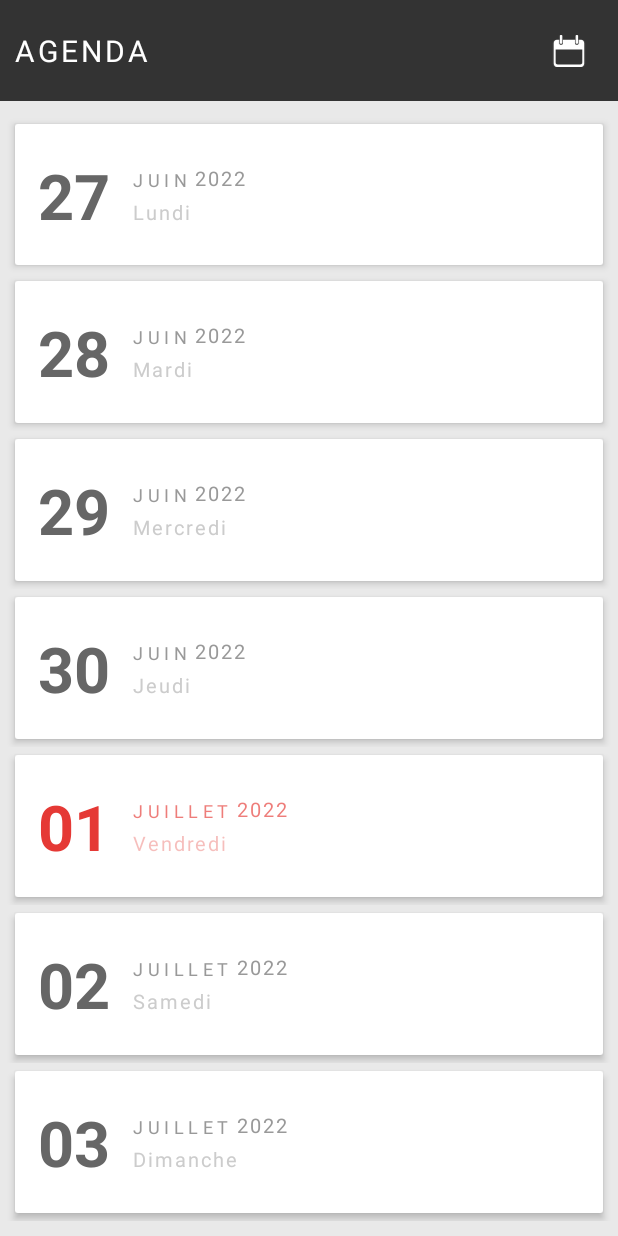
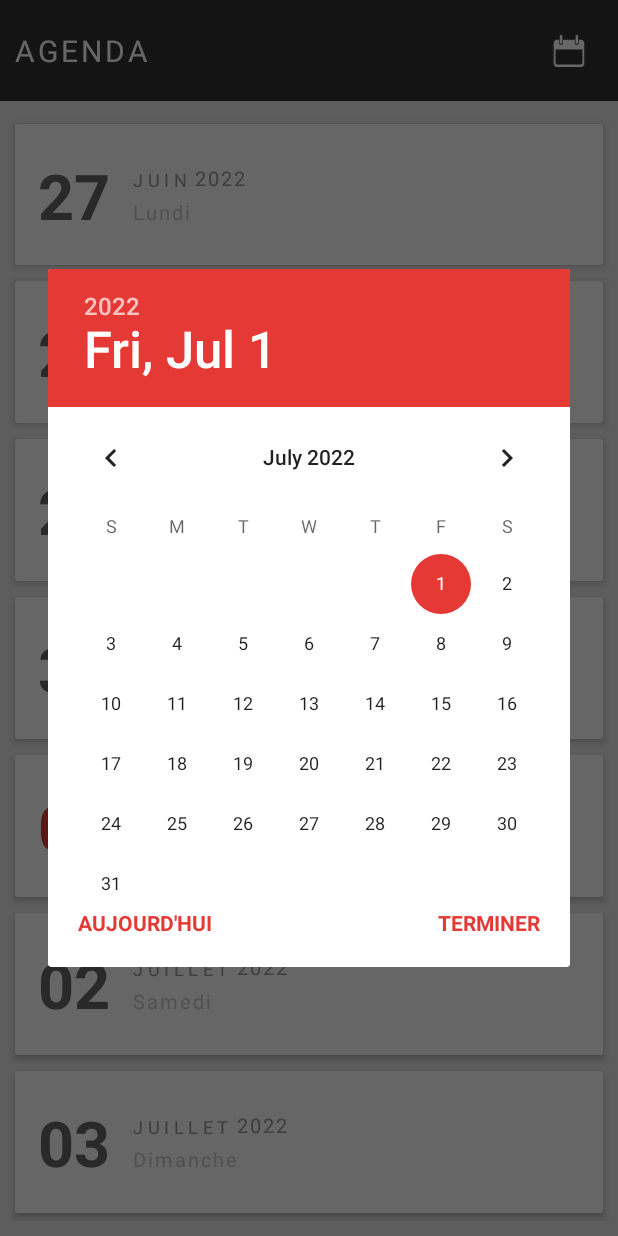
Before and after one commit to MaxenceSD/Agenda, an Android app: the screen it shows after launch (MainActivity), after a tap on an icon or button, on a phone screen of 412 x 824 dp. Run offline under Robolectric (Android 15) with nearby library versions, the phone set to English and light mode, and no system bars; libraries missing offline, so code that uses them is left out: com.j256.ormlite; Roboto replaces fonts that are not available here; 1 statement that could not run was skipped.

Commit message:
Mise en place fonctionnalité Dialog Calendrier

```diff
--- a/app/build.gradle
+++ b/app/build.gradle
@@ -7,7 +7,7 @@ android {
 
     defaultConfig {
         applicationId "com.smapps.agenda"
-        minSdk 24
+        minSdk 26
         targetSdk 32
         versionCode 1
         versionName "1.0"
--- a/app/src/main/java/com/smapps/agenda/activity/ListeNoteActivity.java
+++ b/app/src/main/java/com/smapps/agenda/activity/ListeNoteActivity.java
@@ -64,9 +64,9 @@ public class ListeNoteActivity extends AppCompatActivity {
         this.noteRecycler.setLayoutManager(new LinearLayoutManager(this));
         this.noteRecycler.setHasFixedSize(true);
 
-        this.boutonAjout.setOnClickListener((v) -> {
+        this.boutonAjout.setOnClickListener((view) -> {
             NoteDialog noteDialog = new NoteDialog(this, this.jour);
-            noteDialog.setCallBack(() -> {
+            noteDialog.setCallBack((v) -> {
                 this.jour.setNotes(this.noteService.getNoteByJourId(this.jour.getId()));
                 this.noteAdapter.setListeNotes((List<Note>) this.jour.getNotes());
             });
--- a/app/src/main/java/com/smapps/agenda/component/SemaineComponent.java
+++ b/app/src/main/java/com/smapps/agenda/component/SemaineComponent.java
@@ -1,26 +1,17 @@
 package com.smapps.agenda.component;
 
-import android.app.appsearch.GetSchemaResponse;
 import android.content.Context;
 import android.util.AttributeSet;
-import android.util.Log;
-import android.view.GestureDetector;
 import android.view.LayoutInflater;
 import android.view.MotionEvent;
-import android.view.View;
-import android.view.Window;
-import android.view.animation.AccelerateInterpolator;
-import android.view.animation.AlphaAnimation;
-import android.view.animation.Animation;
-import android.view.animation.AnimationSet;
-import android.view.animation.DecelerateInterpolator;
 
 import androidx.annotation.NonNull;
 import androidx.annotation.Nullable;
+import androidx.appcompat.app.AppCompatActivity;
 import androidx.constraintlayout.widget.ConstraintLayout;
-import androidx.core.view.GestureDetectorCompat;
 
 import com.smapps.agenda.R;
+import com.smapps.agenda.dialog.CalendrierDialog;
 import com.smapps.agenda.model.Jour;
 import com.smapps.agenda.service.JourService;
 import com.smapps.agenda.utils.GestureEventEnum;
@@ -36,13 +27,13 @@ import java.util.List;
 
 public class SemaineComponent extends ConstraintLayout {
 
+    private JourComponent[] semaine;
     private JourComponent selectedComponent;
+    private HeaderComponent headerTitre;
+    private HeaderComponent headerModification;
     private JourService jourService;
 
-    private HeaderComponent headerTitre;
-    private HeaderComponent headerModification;
-
-    private JourComponent[] semaine;
+    private Date jourSelected;
 
     public SemaineComponent(@NonNull Context context, @Nullable AttributeSet attrs) {
         super(context, attrs);
@@ -71,15 +62,23 @@ public class SemaineComponent extends ConstraintLayout {
         this.semaine[4] = findViewById(R.id.vendredi);
         this.semaine[5] = findViewById(R.id.samedi);
         this.semaine[6] = findViewById(R.id.dimanche);
-    }
 
-    public void setSemaine(List<Jour> semaine) {
-        for (int i = 0; i < this.semaine.length; i++) {
-            this.semaine[i].setJour(semaine.get(i));
-        }
+        this.headerTitre.setOnIconeClickListenenr((v) -> {
+            CalendrierDialog calendrierDialog = new CalendrierDialog(this.jourSelected);
+            calendrierDialog.setCallBack(cal -> {
+                if (cal.getTime().before(this.jourSelected)) {
+                    setSemaineAnimationDescendante(cal.getTime());
+                } else {
+                    setSemaineAnimationAscendante(cal.getTime());
+                }
+            });
+            calendrierDialog.show(((AppCompatActivity)context).getSupportFragmentManager(), "CALENDRIER_DIALOG");
+        });
     }
 
     public void setSemaineFromDate(Date date) {
+        this.jourSelected = date;
+
         Calendar calendar = Calendar.getInstance();
         calendar.setTime(date);
 
@@ -108,8 +107,10 @@ public class SemaineComponent extends ConstraintLayout {
         }
     }
 
-    public void setSemaineToPrevious(Date date) {
+    public void setSemaineAnimationDescendante(Date date) {
         this.unselectAll();
+
+        this.jourSelected = date;
 
         Calendar calendar = Calendar.getInstance();
         calendar.setTime(date);
@@ -139,8 +140,10 @@ public class SemaineComponent extends ConstraintLayout {
         }
     }
 
-    public void setSemaineToNext(Date date) {
+    public void setSemaineAnimationAscendante(Date date) {
         this.unselectAll();
+
+        this.jourSelected = date;
 
         Calendar calendar = Calendar.getInstance();
         calendar.setTime(date);
--- /dev/null
+++ b/app/src/main/java/com/smapps/agenda/dialog/CalendrierDialog.java
@@ -0,0 +1,66 @@
+package com.smapps.agenda.dialog;
+
+import android.os.Bundle;
+import android.view.LayoutInflater;
+import android.view.View;
+import android.view.ViewGroup;
+import android.widget.DatePicker;
+import android.widget.TextView;
+
+import androidx.annotation.NonNull;
+import androidx.annotation.Nullable;
+import androidx.fragment.app.DialogFragment;
+
+import com.smapps.agenda.R;
+import com.smapps.agenda.utils.CallBack;
+
+import java.util.Calendar;
+import java.util.Date;
+
+public class CalendrierDialog extends DialogFragment {
+
+    private DatePicker datePicker;
+    private TextView boutonAujourdhui;
+    private TextView boutonTerminer;
+
+    private CallBack<Calendar> callBack;
+
+    private Date jourSelected;
+
+    public CalendrierDialog(Date jourSelected) {
+        this.jourSelected = jourSelected;
+    }
+
+    @Override
+    public View onCreateView(LayoutInflater inflater, ViewGroup container, Bundle savedInstanceState) {
+        return inflater.inflate(R.layout.dialog_calendrier_layout, container);
+    }
+
+    @Override
+    public void onViewCreated(@NonNull View view, @Nullable Bundle savedInstanceState) {
+        super.onViewCreated(view, savedInstanceState);
+
+        this.datePicker = view.findViewById(R.id.date_picker);
+        this.boutonAujourdhui = view.findViewById(R.id.bouton_aujourd_hui);
+        this.boutonTerminer = view.findViewById(R.id.bouton_terminer);
+
+        this.init();
+    }
+
+    private void init() {
+        this.datePicker.setOnDateChangedListener((view, annee, mois, jour) -> {
+            Calendar cal = Calendar.getInstance();
+            cal.set(Calendar.YEAR, annee);
+            cal.set(Calendar.MONTH, mois);
+            cal.set(Calendar.DAY_OF_MONTH, jour);
+            this.callBack.execute(cal);
+        });
+
+        this.boutonAujourdhui.setOnClickListener((v) -> this.callBack.execute(Calendar.getInstance()));
+        this.boutonTerminer.setOnClickListener((v) -> dismiss());
+    }
+
+    public void setCallBack(CallBack<Calendar> callBack) {
+        this.callBack = callBack;
+    }
+}
--- a/app/src/main/java/com/smapps/agenda/utils/CallBack.java
+++ b/app/src/main/java/com/smapps/agenda/utils/CallBack.java
@@ -1,5 +1,5 @@
 package com.smapps.agenda.utils;
 
-public interface CallBack {
-    void execute();
+public interface CallBack<T> {
+    void execute(T t);
 }
--- /dev/null
+++ b/app/src/main/res/drawable/selector_color_bouton_rouge.xml
@@ -0,0 +1,10 @@
+<?xml version="1.0" encoding="utf-8"?>
+
+<selector xmlns:android="http://schemas.android.com/apk/res/android">
+    <item
+        android:state_pressed="false"
+        android:color="@color/rouge_1"/>
+    <item
+        android:state_pressed="true"
+        android:color="@color/rouge_2"/>
+</selector>
--- /dev/null
+++ b/app/src/main/res/layout/dialog_calendrier_layout.xml
@@ -0,0 +1,43 @@
+<?xml version="1.0" encoding="utf-8"?>
+<androidx.constraintlayout.widget.ConstraintLayout xmlns:android="http://schemas.android.com/apk/res/android"
+    xmlns:app="http://schemas.android.com/apk/res-auto"
+    android:layout_width="wrap_content"
+    android:layout_height="wrap_content">
+
+    <DatePicker
+        android:id="@+id/date_picker"
+        android:layout_width="wrap_content"
+        android:layout_height="wrap_content"
+        android:layout_marginBottom="35dp"
+        app:layout_constraintBottom_toBottomOf="parent"
+        app:layout_constraintEnd_toEndOf="parent"
+        app:layout_constraintStart_toStartOf="parent"
+        app:layout_constraintTop_toTopOf="parent" />
+
+    <TextView
+        android:id="@+id/bouton_aujourd_hui"
+        android:layout_width="wrap_content"
+        android:layout_height="wrap_content"
+        android:padding="20dp"
+        android:text="Aujourd'hui"
+        android:textAllCaps="true"
+        android:textColor="@drawable/selector_color_bouton_rouge"
+        android:textSize="14sp"
+        android:textStyle="bold"
+        app:layout_constraintBottom_toBottomOf="parent"
+        app:layout_constraintStart_toStartOf="parent" />
+
+    <TextView
+        android:id="@+id/bouton_terminer"
+        android:layout_width="wrap_content"
+        android:layout_height="wrap_content"
+        android:padding="20dp"
+        android:text="Terminer"
+        android:textAllCaps="true"
+        android:textColor="@drawable/selector_color_bouton_rouge"
+        android:textSize="14sp"
+        android:textStyle="bold"
+        app:layout_constraintBottom_toBottomOf="parent"
+        app:layout_constraintEnd_toEndOf="parent" />
+
+</androidx.constraintlayout.widget.ConstraintLayout>
```
Also changed, not shown: app/src/main/java/com/smapps/agenda/activity/MainActivity.java (+2 -11 lines), app/src/main/java/com/smapps/agenda/dialog/NoteDialog.java (+4 -7 lines), app/src/main/res/layout/dialog_note_layout.xml (renamed from app/src/main/res/layout/note_dialog_layout.xml).
